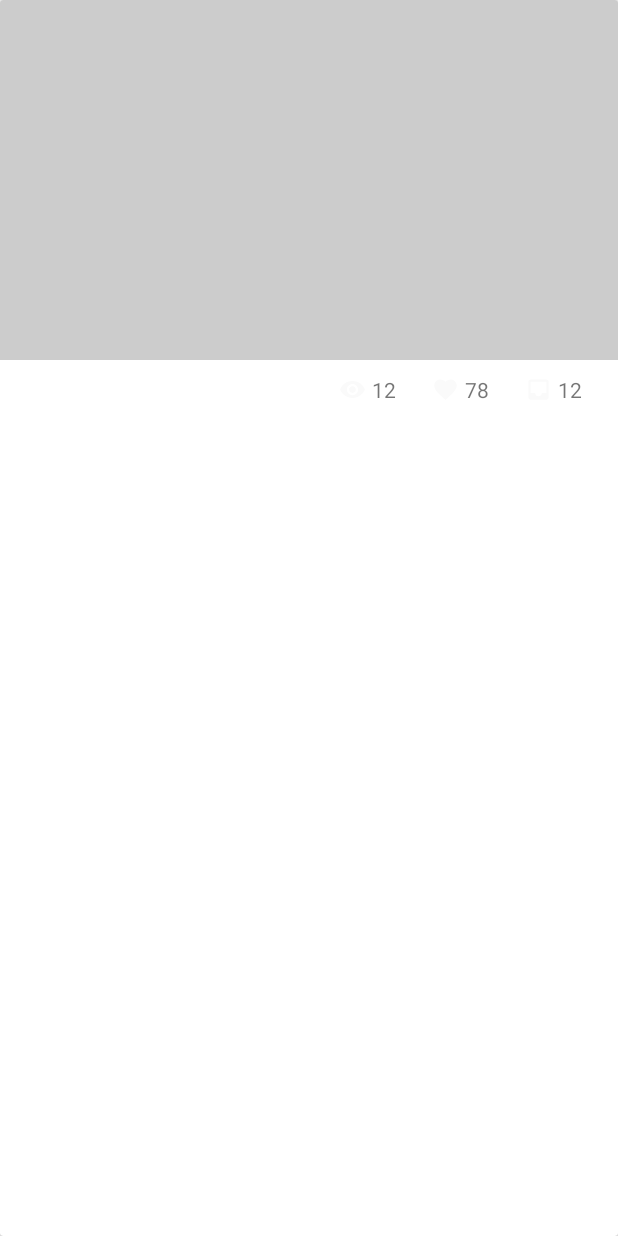
After one commit to GordonCC94/Dribbble-App, an Android app: the layout list_item_shot.xml on its own in the app's theme, with its tools: preview values and no code run, on a phone screen of 412 x 824 dp. The commit adds this screen. Run offline under Robolectric (Android 15) with nearby library versions, the phone set to English and light mode, and no system bars.

Commit message:
ShotList UI

```diff
--- a/app/build.gradle
+++ b/app/build.gradle
@@ -30,6 +30,9 @@ dependencies {
     compile 'com.loopj.android:android-async-http:1.4.9'
     compile 'com.squareup.okhttp3:okhttp:3.6.0'
     compile 'com.google.code.gson:gson:2.7'
+    compile 'com.android.support:recyclerview-v7:23.1.1'
+    compile 'com.android.support:cardview-v7:23.1.1'
+    compile 'com.android.support:design:23.1.1'
     testCompile 'junit:junit:4.12'
     annotationProcessor 'com.jakewharton:butterknife-compiler:8.8.1'
 }
--- /dev/null
+++ b/app/src/main/res/drawable/ic_favorite_grey_50_18dp.xml
@@ -0,0 +1,4 @@
+<?xml version="1.0" encoding="UTF-8" standalone="no"?>
+<vector xmlns:android="http://schemas.android.com/apk/res/android" android:height="18dp" android:viewportHeight="24.0" android:viewportWidth="24.0" android:width="18dp">
+    <path android:fillColor="#FAFAFA" android:pathData="M12,21.35l-1.45,-1.32C5.4,15.36 2,12.28 2,8.5 2,5.42 4.42,3 7.5,3c1.74,0 3.41,0.81 4.5,2.09C13.09,3.81 14.76,3 16.5,3 19.58,3 22,5.42 22,8.5c0,3.78 -3.4,6.86 -8.55,11.54L12,21.35z"/>
+</vector>
--- /dev/null
+++ b/app/src/main/res/drawable/ic_inbox_grey_50_18dp.xml
@@ -0,0 +1,4 @@
+<?xml version="1.0" encoding="UTF-8" standalone="no"?>
+<vector xmlns:android="http://schemas.android.com/apk/res/android" android:height="18dp" android:viewportHeight="24.0" android:viewportWidth="24.0" android:width="18dp">
+    <path android:fillColor="#FAFAFA" android:pathData="M19,3L4.99,3c-1.11,0 -1.98,0.89 -1.98,2L3,19c0,1.1 0.88,2 1.99,2L19,21c1.1,0 2,-0.9 2,-2L21,5c0,-1.11 -0.9,-2 -2,-2zM19,15h-4c0,1.66 -1.35,3 -3,3s-3,-1.34 -3,-3L4.99,15L4.99,5L19,5v10z"/>
+</vector>
--- /dev/null
+++ b/app/src/main/res/drawable/ic_visibility_grey_50_18dp.xml
@@ -0,0 +1,4 @@
+<?xml version="1.0" encoding="UTF-8" standalone="no"?>
+<vector xmlns:android="http://schemas.android.com/apk/res/android" android:height="18dp" android:viewportHeight="24.0" android:viewportWidth="24.0" android:width="18dp">
+    <path android:fillColor="#FAFAFA" android:pathData="M12,4.5C7,4.5 2.73,7.61 1,12c1.73,4.39 6,7.5 11,7.5s9.27,-3.11 11,-7.5c-1.73,-4.39 -6,-7.5 -11,-7.5zM12,17c-2.76,0 -5,-2.24 -5,-5s2.24,-5 5,-5 5,2.24 5,5 -2.24,5 -5,5zM12,9c-1.66,0 -3,1.34 -3,3s1.34,3 3,3 3,-1.34 3,-3 -1.34,-3 -3,-3z"/>
+</vector>
--- /dev/null
+++ b/app/src/main/res/drawable/shot_placeholder.xml
@@ -0,0 +1,8 @@
+<?xml version="1.0" encoding="utf-8"?>
+<shape xmlns:android="http://schemas.android.com/apk/res/android">
+    <size
+        android:width="200dp"
+        android:height="150dp"/>
+    <solid
+        android:color="@color/place_holder_bg"/>
+</shape>
--- a/app/src/main/res/layout/activity_main.xml
+++ b/app/src/main/res/layout/activity_main.xml
@@ -1,5 +1,6 @@
 <?xml version="1.0" encoding="utf-8"?>
-<android.support.constraint.ConstraintLayout xmlns:android="http://schemas.android.com/apk/res/android"
+<android.support.constraint.ConstraintLayout
+    xmlns:android="http://schemas.android.com/apk/res/android"
     xmlns:app="http://schemas.android.com/apk/res-auto"
     xmlns:tools="http://schemas.android.com/tools"
     android:layout_width="match_parent"
--- /dev/null
+++ b/app/src/main/res/layout/fragment_recycler_view.xml
@@ -0,0 +1,6 @@
+<?xml version="1.0" encoding="utf-8"?>
+<android.support.v7.widget.RecyclerView
+    xmlns:android="http://schemas.android.com/apk/res/android"
+    android:id="@+id/recycler_view"
+    android:layout_width="match_parent"
+    android:layout_height="match_parent"/>
--- /dev/null
+++ b/app/src/main/res/layout/list_item_shot.xml
@@ -0,0 +1,70 @@
+<?xml version="1.0" encoding="utf-8"?>
+<android.support.v7.widget.CardView
+    xmlns:android="http://schemas.android.com/apk/res/android"
+    xmlns:tools ="http://schemas.android.com/tools"
+    android:layout_width="match_parent"
+    android:layout_height="wrap_content">
+
+    <LinearLayout
+        android:layout_width="match_parent"
+        android:layout_height="wrap_content"
+        android:orientation="vertical"
+        android:background="@android:color/white">
+
+        <ImageView
+            android:layout_width="match_parent"
+            android:layout_height="240dp"
+            android:id="@+id/shot_image"
+            android:scaleType="centerCrop"
+            android:contentDescription="@string/shot_image"
+            tools:src="@drawable/shot_placeholder"/>
+
+        <RelativeLayout
+            android:layout_width="match_parent"
+            android:layout_height="@dimen/list_shot_detail_bar_height">
+
+            <TextView
+                android:layout_width="wrap_content"
+                android:layout_height="wrap_content"
+                android:id="@+id/shot_view_count"
+                android:layout_centerVertical="true"
+                android:layout_marginRight="@dimen/spacing_large"
+                android:layout_toLeftOf="@+id/shot_like_count"
+                android:drawableLeft="@drawable/ic_visibility_grey_50_18dp"
+                android:drawablePadding="@dimen/spacing_xsmall"
+                tools:text="12"/>
+
+            <TextView
+                android:layout_width="wrap_content"
+                android:layout_height="wrap_content"
+                android:id="@+id/shot_like_count"
+                android:layout_centerVertical="true"
+                android:layout_marginRight="@dimen/spacing_large"
+                android:layout_toLeftOf="@+id/shot_bucket_count"
+                android:drawableLeft="@drawable/ic_favorite_grey_50_18dp"
+                android:drawablePadding="@dimen/spacing_xsmall"
+                tools:text="78"/>
+
+            <TextView
+                android:layout_width="wrap_content"
+                android:layout_height="wrap_content"
+                android:id="@+id/shot_bucket_count"
+                android:layout_centerVertical="true"
+                android:layout_alignParentRight="true"
+                android:layout_marginRight="@dimen/spacing_large"
+                android:drawableLeft="@drawable/ic_inbox_grey_50_18dp"
+                android:drawablePadding="@dimen/spacing_xsmall"
+                tools:text="12"/>
+
+        </RelativeLayout>
+
+    </LinearLayout>
+
+    <View
+        android:id="@+id/shot_clickable_cover"
+        android:layout_width="match_parent"
+        android:layout_height="match_parent"
+        android:clickable="true"
+        android:background="?attr/selectableItemBackground"/>
+
+</android.support.v7.widget.CardView>
--- a/app/src/main/res/values/colors.xml
+++ b/app/src/main/res/values/colors.xml
@@ -3,4 +3,5 @@
     <color name="colorPrimary">#EA4C89</color>
     <color name="colorPrimaryDark">#303F9F</color>
     <color name="colorAccent">#FF4081</color>
+    <color name="place_holder_bg">#33000000</color>
 </resources>
--- a/app/src/main/res/values/dimens.xml
+++ b/app/src/main/res/values/dimens.xml
@@ -1,7 +1,13 @@
 <?xml version="1.0" encoding="utf-8"?>
 <resources>
-    <dimen name="spacing_medium">16dp</dimen>
-    <dimen name="spacing_small">8dp</dimen>
+
     <dimen name="activity_auth_progress_bar_height">2dp</dimen>
     <dimen name="toolbar_elevation">4dp</dimen>
+    <dimen name="list_shot_detail_bar_height">40dp</dimen>
+
+    <dimen name="spacing_xsmall">4dp</dimen>
+    <dimen name="spacing_small">8dp</dimen>
+    <dimen name="spacing_medium_small">12dp</dimen>
+    <dimen name="spacing_medium">16dp</dimen>
+    <dimen name="spacing_large">24dp</dimen>
 </resources>
--- a/app/src/main/res/values/strings.xml
+++ b/app/src/main/res/values/strings.xml
@@ -3,4 +3,5 @@
     <string name="activity_login_icon">Dribbble icon</string>
     <string name="activity_login_btn_text">Log into Dribbble</string>
     <string name="auth_activity_title">Log into Dribbble</string>
+    <string name="shot_image">Shot image</string>
 </resources>
```
Also changed, not shown: app/src/main/java/com/example/chenc/ccdrible/view/base/BaseViewHolder.java (added, +17 -0 lines), app/src/main/java/com/example/chenc/ccdrible/view/base/SpaceItemDecoration.java (added, +28 -0 lines), app/src/main/java/com/example/chenc/ccdrible/view/model/Shot.java (added, +49 -0 lines), app/src/main/java/com/example/chenc/ccdrible/view/view/shot_list/ShotListAdapter.java (added, +46 -0 lines), app/src/main/java/com/example/chenc/ccdrible/view/view/shot_list/ShotListFragment.java (added, +70 -0 lines), app/src/main/java/com/example/chenc/ccdrible/view/view/shot_list/ShotViewHolder.java (added, +27 -0 lines).
